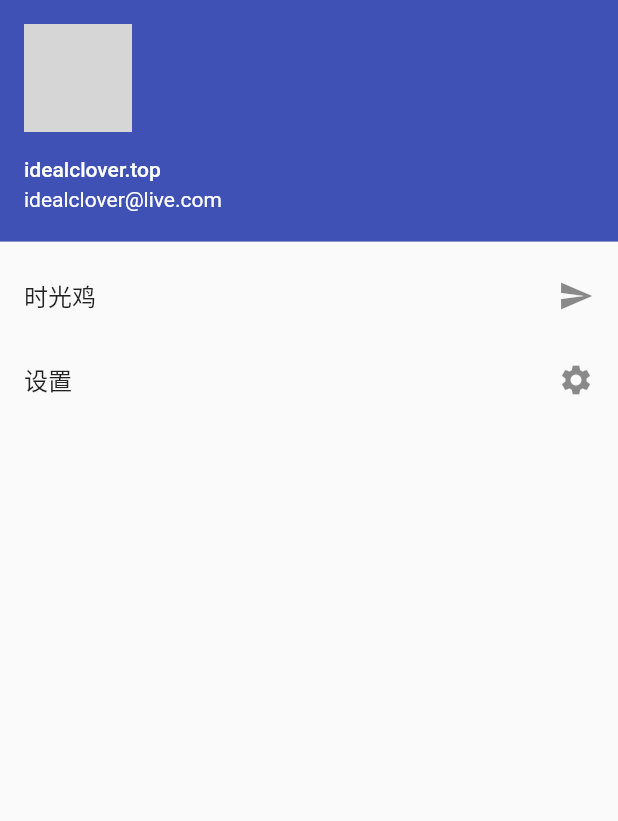
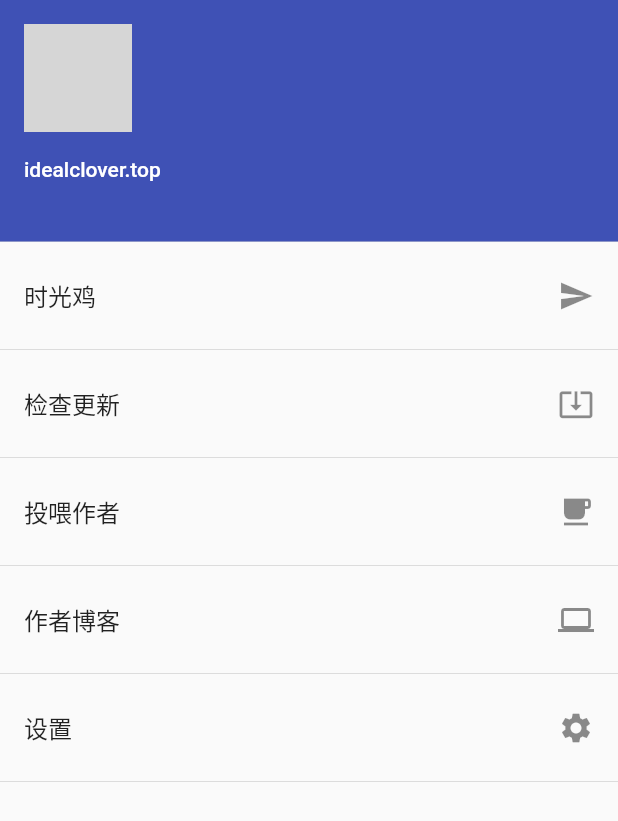
Before and after one commit to idealclover/MomentLetter, a Flutter app: the DrawerComponent widget shown alone on an empty page, opened directly, on a phone screen of 412 x 824 dp. Shown: the top 821 px of the screen. Run offline on Flutter 3.47's test engine with Material 2 defaults, Android fonts, the phone set to English and light mode, and no system bars; our stand-ins replace convert, shared_preferences; missing offline and left inert: flutter_bugly, xml_rpc; accounts and stored records are empty; network calls fail; grey boxes are pictures that could not be loaded.

Commit message:
:sparkles: add drawcomponent

```diff
--- a/lib/Components/DrawerComponent.dart
+++ b/lib/Components/DrawerComponent.dart
@@ -1,8 +1,14 @@
 import 'package:flutter/material.dart';
-//import '../pages/HomePage.dart';
+import 'package:shared_preferences/shared_preferences.dart';
+import 'package:flutter_bugly/flutter_bugly.dart';
+import 'package:url_launcher/url_launcher.dart';
+import 'package:convert/convert.dart';
+import 'package:crypto/crypto.dart';
+import 'dart:convert';
+
 import '../pages/SendCrossPage.dart';
-//import '../pages/SendPostPage.dart';
 import '../pages/SettingPage.dart';
+
 
 class DrawerComponent extends StatefulWidget {
   @override
@@ -10,20 +16,67 @@ class DrawerComponent extends StatefulWidget {
 }
 
 class _DrawerComponentState extends State<DrawerComponent> {
+
+  Future<Map> _get(List<String> strList) async {
+    Map rst = new Map();
+    SharedPreferences prefs = await SharedPreferences.getInstance();
+    for (String str in strList) {
+      rst[str] = prefs.getString(str);
+    }
+    return rst;
+  }
+
+  Future<String> _getAvatar() async{
+    return _getEmail().then((String email) {
+      var content = new Utf8Encoder().convert(email);
+      var digest = md5.convert(content);
+      return "https://secure.gravatar.com/avatar/" + hex.encode(digest.bytes);
+    });
+  }
+
+  Future<String> _getWebSite() async{
+    List<String> strList = ['url'];
+    return _get(strList).then((Map rstList) {
+      if (rstList[strList[0]] == null) return "idealclover.top";
+      else return rstList[strList[0]];
+    });
+  }
+
+  Future<String> _getEmail() async{
+    List<String> strList = ['email'];
+    return _get(strList).then((Map rstList) {
+      if (rstList[strList[0]] == null) return "idealclover@163.com";
+      else return rstList[strList[0]];
+    });
+  }
+
   @override
   Widget build(BuildContext context) {
     return new ListView(padding: const EdgeInsets.only(), children: <Widget>[
       UserAccountsDrawerHeader(
-        currentAccountPicture: CircleAvatar(
-          backgroundImage: NetworkImage(
-              "https://secure.gravatar.com/avatar/a95161b3602abef9f540e7fc6c8cb53a"),
-        ),
-        accountName: new Text(
-          "idealclover.top",
-        ),
-        accountEmail: new Text(
-          "idealclover@live.com",
-        ),
+        currentAccountPicture: new FutureBuilder(
+            future: _getAvatar(),
+            builder:(context, AsyncSnapshot<String> avatar){
+              if(avatar.hasData && avatar.data != null){
+                return CircleAvatar(
+                  backgroundImage: NetworkImage(avatar.data),
+                );
+              } else return Text("");
+            }),
+        accountName: new FutureBuilder(
+            future: _getWebSite(),
+            builder:(context, AsyncSnapshot<String> website){
+            if(website.hasData && website.data != null){
+              return Text(website.data);
+            } else return Text("");
+        }),
+        accountEmail: new FutureBuilder(
+            future: _getEmail(),
+            builder:(context, AsyncSnapshot<String> email){
+              if(email.hasData && email.data != null){
+                return Text(email.data);
+              } else return Text("");
+            }),
       ),
       ListTile(
           title: Text('时光鸡'),
@@ -33,6 +86,71 @@ class _DrawerComponentState extends State<DrawerComponent> {
             Navigator.of(context).push(MaterialPageRoute(
                 builder: (BuildContext context) => SendCrossPage()));
           }),
+      Divider(),
+      ListTile(
+          title: Text('检查更新'),
+          trailing: Icon(Icons.system_update_alt),
+          onTap: () {
+            FlutterBugly.getUpgradeInfo().then((UpgradeInfo info) {
+              if (info != null && info.id != null) {
+                showDialog(
+                  barrierDismissible: false,
+                  context: context,
+                  builder: (BuildContext context){
+                    return AlertDialog(
+                        title: new Text(info.title),
+                        content: new Text(info.newFeature),
+                        actions: <Widget>[
+                          new FlatButton(
+                            child: new Text("去升级"),
+                            onPressed: () async{
+                              Navigator.of(context).pop();
+                              if(await canLaunch(info.apkUrl)){
+                                await launch(info.apkUrl);
+                              } else {
+                                Scaffold.of(context)
+                                    .showSnackBar(SnackBar(content: Text("打开链接失败")));
+                              }
+                            },
+                          ),
+                          new FlatButton(
+                            child: new Text("下次再说"),
+                            onPressed: () => Navigator.of(context).pop()
+                          )
+                        ]
+                    );
+                  }
+                );
+              }
+            });
+          }),
+      Divider(),
+      ListTile(
+          title: Text('投喂作者'),
+          trailing: Icon(Icons.free_breakfast),
+          onTap: () async {
+            Navigator.of(context).pop();
+            if(await canLaunch("https://qr.alipay.com/tsx01807zuhjvzgmt5xmtb0")){
+              await launch("https://qr.alipay.com/tsx01807zuhjvzgmt5xmtb0");
+            } else {
+              Scaffold.of(context)
+                  .showSnackBar(SnackBar(content: Text("调用支付宝失败")));
+            }
+          }),
+      Divider(),
+      ListTile(
+          title: Text('作者博客'),
+          trailing: Icon(Icons.computer),
+          onTap: () async {
+            Navigator.of(context).pop();
+            if(await canLaunch("https://idealclover.top")){
+              await launch("https://idealclover.top");
+            } else {
+              Scaffold.of(context)
+                  .showSnackBar(SnackBar(content: Text("打开链接失败")));
+            }
+          }),
+      Divider(),
       ListTile(
           title: Text('设置'),
           trailing: Icon(Icons.settings),
@@ -41,6 +159,7 @@ class _DrawerComponentState extends State<DrawerComponent> {
             Navigator.of(context).push(MaterialPageRoute(
                 builder: (BuildContext context) => SettingPage()));
           }),
+      Divider(),
     ]);
   }
 }
```
